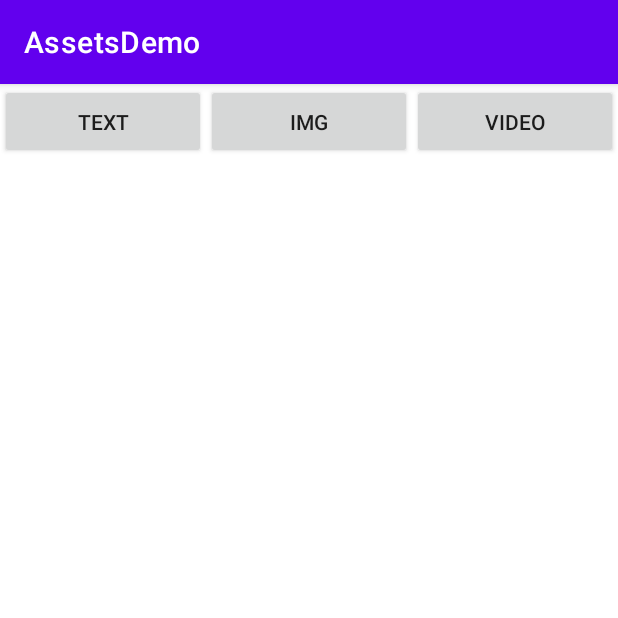
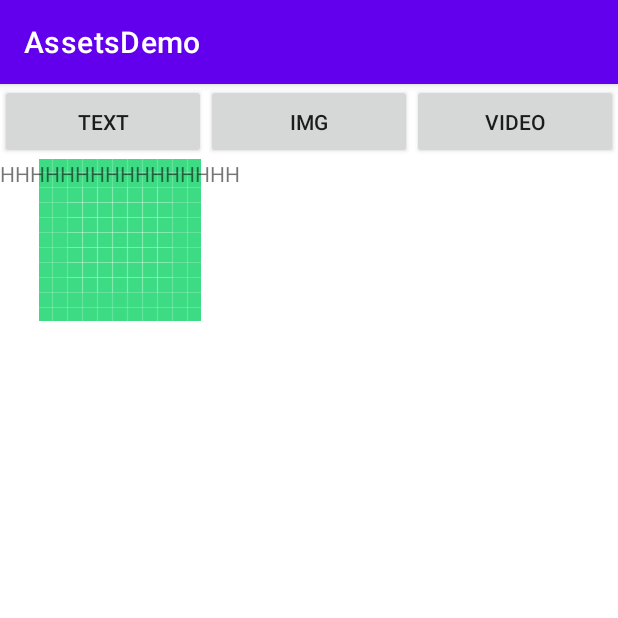
Before and after one commit to xiaoai-summer/assetsDemo, an Android app: the screen it shows after launch (MainActivity), on a phone screen of 412 x 824 dp, the top half of it. Run offline under Robolectric (Android 15) with nearby library versions, the phone set to English and light mode, and no system bars.

Commit message:
add keydispatch

```diff
--- /dev/null
+++ b/app/src/main/java/com/example/assetsdemo/MyItemView.java
@@ -0,0 +1,86 @@
+package com.example.assetsdemo;
+
+import android.content.Context;
+import android.os.HandlerThread;
+import android.util.AttributeSet;
+import android.util.Log;
+import android.view.KeyEvent;
+import android.view.LayoutInflater;
+import android.view.View;
+import android.widget.FrameLayout;
+import android.widget.TextView;
+
+import androidx.annotation.NonNull;
+import androidx.annotation.Nullable;
+
+/**
+ * Created by wangxiaoyan1 on 4/13/21
+ */
+public class MyItemView extends FrameLayout {
+    private TextView mTxt;
+
+    public MyItemView(@NonNull Context context) {
+        super(context);
+        init(context);
+    }
+
+    public MyItemView(@NonNull Context context, @Nullable AttributeSet attrs) {
+        super(context, attrs);
+        init(context);
+    }
+
+    public MyItemView(@NonNull Context context, @Nullable AttributeSet attrs, int defStyleAttr) {
+        super(context, attrs, defStyleAttr);
+        init(context);
+    }
+
+    private void init(@NonNull Context context) {
+        View view = LayoutInflater.from(context).inflate(R.layout.item_view, this);
+        mTxt = view.findViewById(R.id.txt);
+        Log.i("wxy", "---mTxt.isFocusable()--" + mTxt.isFocusable());
+        Log.i("wxy", "---mTxt.isClickable()---" + mTxt.isClickable());
+        Log.i("wxy", "---mTxt.isEnabled()---" + mTxt.isEnabled());
+        mTxt.setClickable(true);
+        mTxt.setFocusable(true);
+        mTxt.setOnClickListener(new OnClickListener() {
+            @Override
+            public void onClick(View v) {
+                Log.i("wxy", "---onClick--------------------");
+            }
+        });
+        setClickable(true);
+        Log.i("wxy", "------" + isFocusable());
+        Log.i("wxy", "------" + isClickable());
+        this.setOnKeyListener(new OnKeyListener() {
+            @Override
+            public boolean onKey(View v, int keyCode, KeyEvent event) {
+                Log.i("wxy", "OnKeyListener" + event.getAction() + "******" + event.getKeyCode());
+                return false;
+            }
+        });
+        this.setOnClickListener(new OnClickListener() {
+            @Override
+            public void onClick(View v) {
+                Log.i("wxy", "setOnClickListener");
+            }
+        });
+    }
+
+    @Override
+    public boolean dispatchKeyEvent(KeyEvent event) {
+        Log.i("wxy", "dispatchKeyEvent" + event.getAction() + "******" + event.getKeyCode());
+        return false;
+    }
+
+    @Override
+    public boolean onKeyDown(int keyCode, KeyEvent event) {
+        Log.i("wxy", "onKeyDown" + event.getAction() + "******" + event.getKeyCode());
+        return super.onKeyDown(keyCode, event);
+    }
+
+    @Override
+    public boolean onKeyUp(int keyCode, KeyEvent event) {
+        Log.i("wxy", "onKeyUp" + event.getAction() + "******" + event.getKeyCode());
+        return super.onKeyUp(keyCode, event);
+    }
+}
--- a/app/src/main/res/layout/activity_main.xml
+++ b/app/src/main/res/layout/activity_main.xml
@@ -34,6 +34,11 @@
             android:text="@string/video" />
     </LinearLayout>
 
+    <com.example.assetsdemo.MyItemView
+        android:id="@+id/my_view"
+        android:layout_width="wrap_content"
+        android:layout_height="wrap_content"/>
+
     <TextView
         android:id="@+id/text_show_tv"
         android:layout_width="wrap_content"
--- /dev/null
+++ b/app/src/main/res/layout/item_view.xml
@@ -0,0 +1,15 @@
+<?xml version="1.0" encoding="utf-8"?>
+<FrameLayout xmlns:android="http://schemas.android.com/apk/res/android"
+    android:layout_width="match_parent"
+    android:layout_height="match_parent">
+
+    <ImageView
+        android:layout_width="match_parent"
+        android:layout_height="match_parent"
+        android:src="@drawable/ic_launcher_background"/>
+    <TextView
+        android:id="@+id/txt"
+        android:layout_width="match_parent"
+        android:layout_height="match_parent"
+        android:text="HHHHHHHHHHHHHHHH" />
+</FrameLayout>
```
Also changed, not shown: app/src/main/java/com/example/assetsdemo/MainActivity.java (+21 -0 lines).
